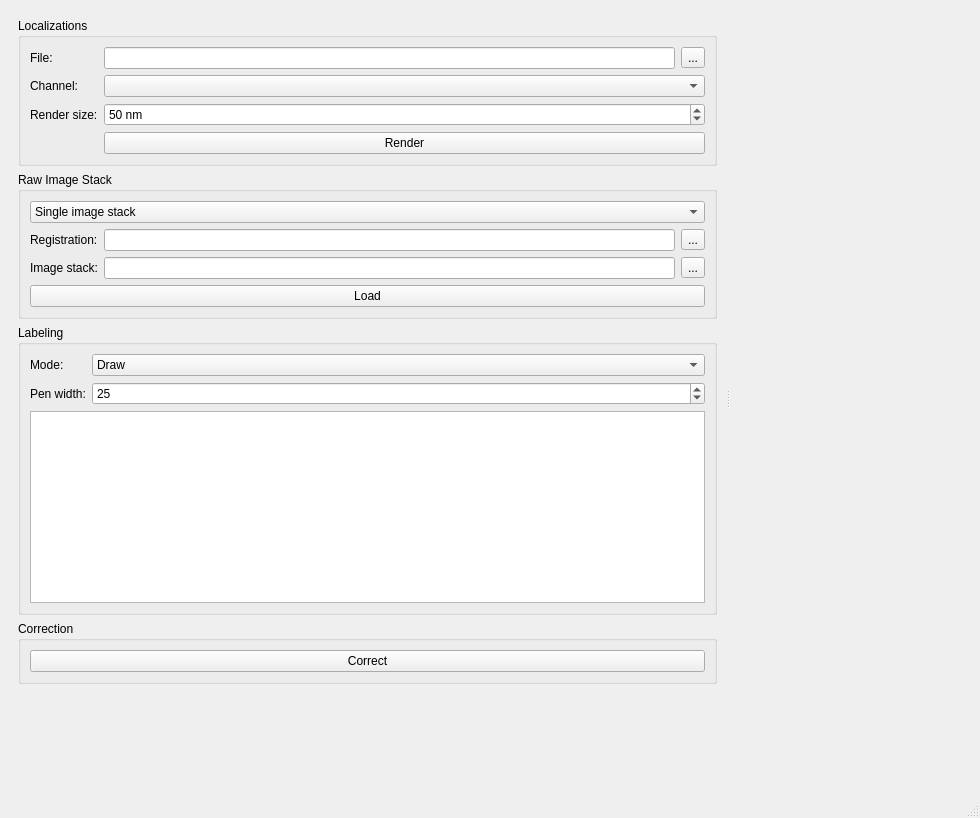
Old version of the form BleedThroughCorrection/MainWindow.ui in the repository CURTLab/NanoMito3D-Platform.
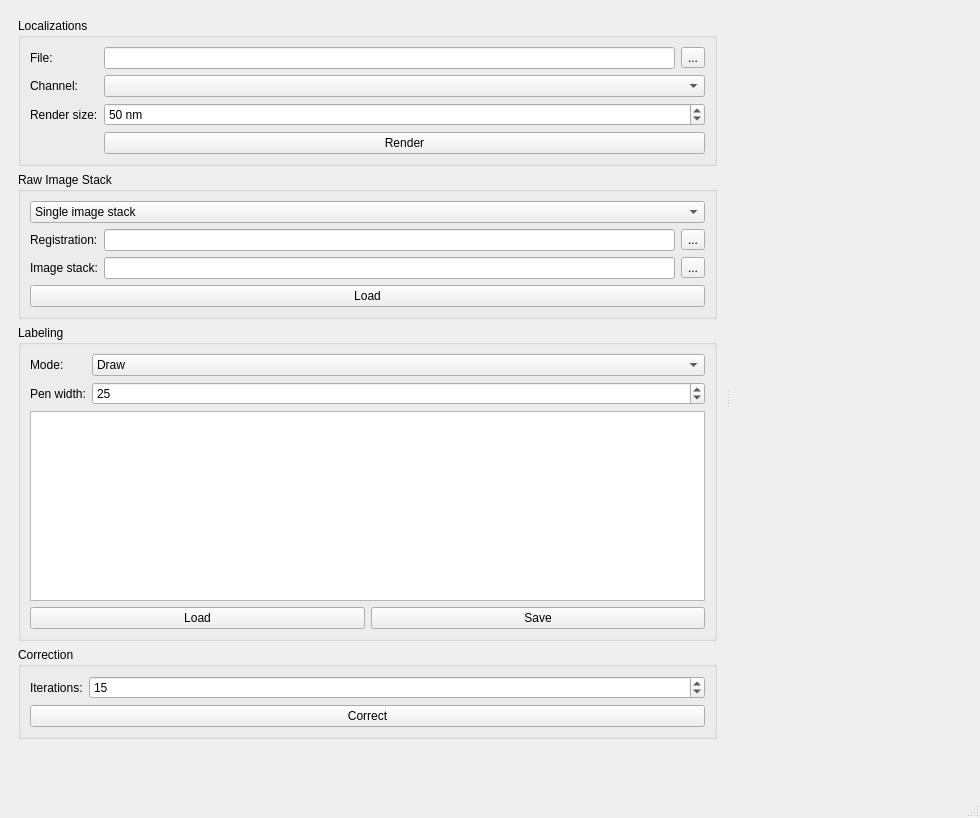
New version of the form. Icons and pictures are not drawn. Custom widgets are drawn as their Qt base class.

```diff
--- a/BleedThroughCorrection/MainWindow.ui
+++ b/BleedThroughCorrection/MainWindow.ui
@@ -334,6 +334,24 @@
              </column>
             </widget>
            </item>
+           <item row="3" column="0" colspan="2">
+            <layout class="QHBoxLayout" name="horizontalLayout_6">
+             <item>
+              <widget class="QPushButton" name="buttonLoadLabel">
+               <property name="text">
+                <string>Load</string>
+               </property>
+              </widget>
+             </item>
+             <item>
+              <widget class="QPushButton" name="buttonSaveLabel">
+               <property name="text">
+                <string>Save</string>
+               </property>
+              </widget>
+             </item>
+            </layout>
+           </item>
           </layout>
          </widget>
         </item>
@@ -342,8 +360,28 @@
           <property name="title">
            <string>Correction</string>
           </property>
-          <layout class="QVBoxLayout" name="verticalLayout_3">
-           <item>
+          <layout class="QFormLayout" name="formLayout_5">
+           <item row="0" column="0">
+            <widget class="QLabel" name="label_10">
+             <property name="text">
+              <string>Iterations:</string>
+             </property>
+            </widget>
+           </item>
+           <item row="0" column="1">
+            <widget class="QSpinBox" name="spinIterations">
+             <property name="minimum">
+              <number>1</number>
+             </property>
+             <property name="maximum">
+              <number>100</number>
+             </property>
+             <property name="value">
+              <number>15</number>
+             </property>
+            </widget>
+           </item>
+           <item row="1" column="0" colspan="2">
             <widget class="QPushButton" name="buttonCorrect">
              <property name="text">
               <string>Correct</string>
```
